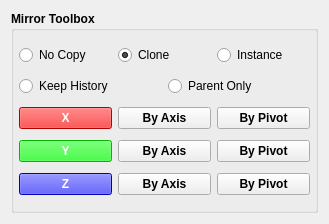
Qt form src/developer/main/polytools/mirrortools/ui/mirrorUI.ui (code-google-com/mayatools) before a commit.
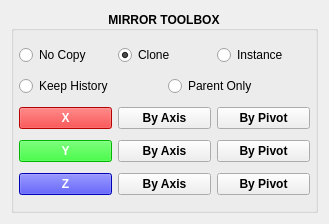
The same form after that commit.

```diff
--- a/src/developer/main/polytools/mirrortools/ui/mirrorUI.ui
+++ b/src/developer/main/polytools/mirrortools/ui/mirrorUI.ui
@@ -23,7 +23,19 @@
       </font>
      </property>
      <property name="title">
-      <string>Mirror Toolbox</string>
+      <string>MIRROR TOOLBOX</string>
+     </property>
+     <property name="alignment">
+      <set>Qt::AlignCenter</set>
+     </property>
+     <property name="flat">
+      <bool>false</bool>
+     </property>
+     <property name="checkable">
+      <bool>false</bool>
+     </property>
+     <property name="checked">
+      <bool>false</bool>
      </property>
      <layout class="QVBoxLayout" name="verticalLayout_4">
       <property name="leftMargin">
```
